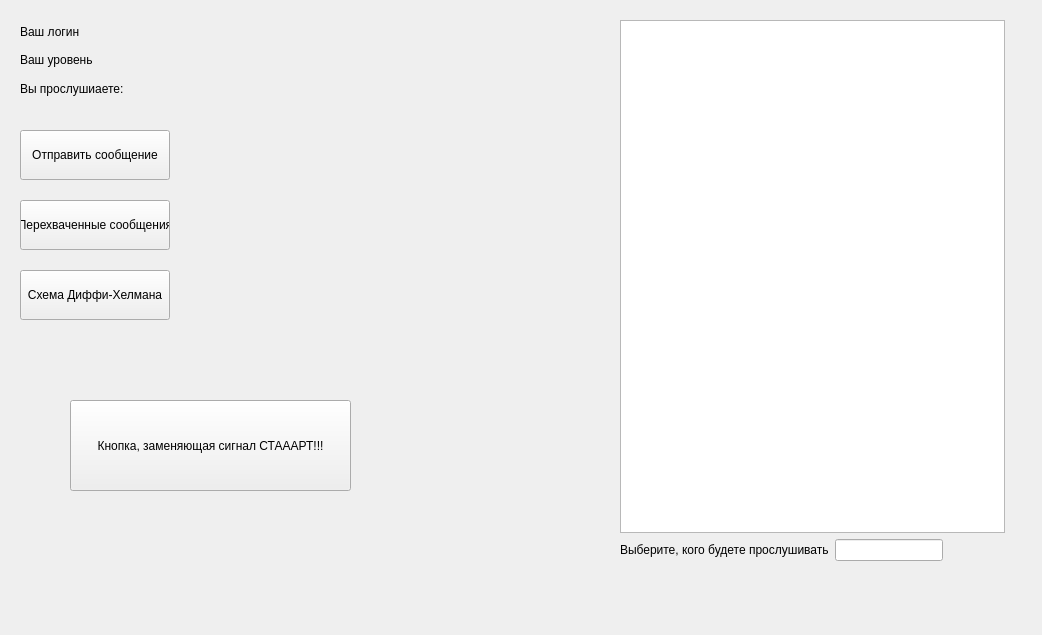
Qt form home_window.ui (shm0nya/Lipilin-s-game) before a commit.
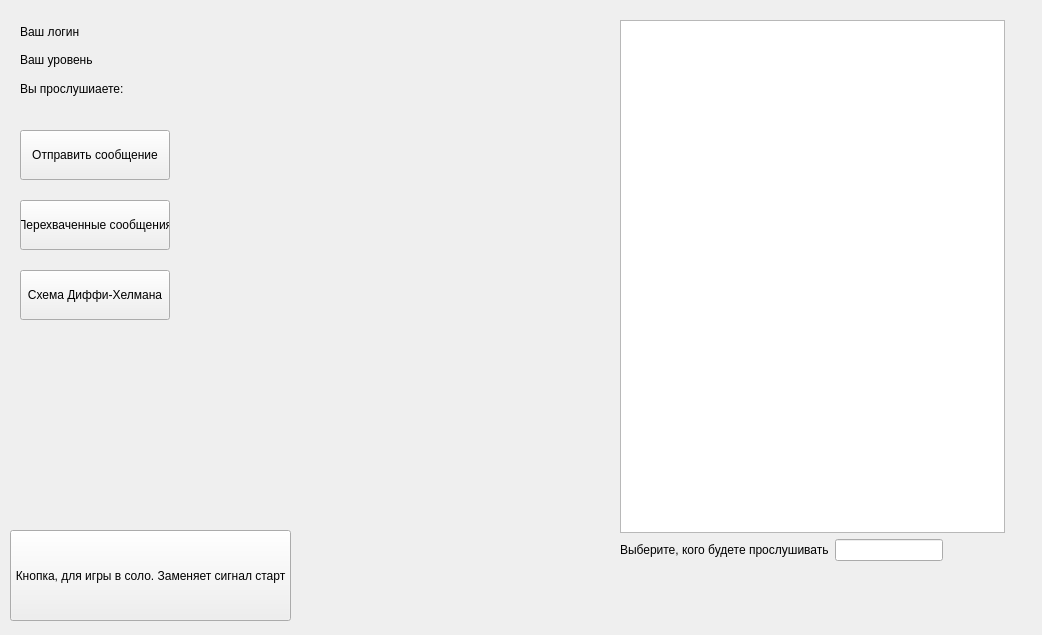
The same form after that commit.

Patch:
```diff
--- a/home_window.ui
+++ b/home_window.ui
@@ -243,14 +243,14 @@
   <widget class="QPushButton" name="pushButton">
    <property name="geometry">
     <rect>
-     <x>70</x>
-     <y>400</y>
+     <x>10</x>
+     <y>530</y>
      <width>281</width>
      <height>91</height>
     </rect>
    </property>
    <property name="text">
-    <string>Кнопка, заменяющая сигнал СТАААРТ!!!</string>
+    <string>Кнопка, для игры в соло. Заменяет сигнал старт</string>
    </property>
   </widget>
  </widget>
```
